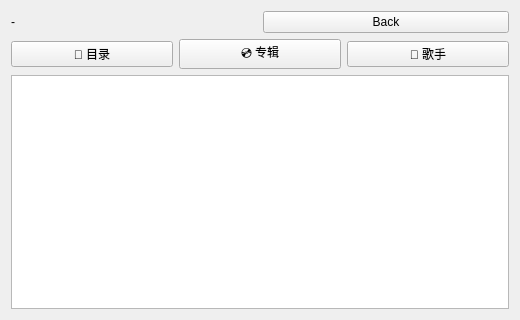
Old version of the form listwidget.ui in the repository Attention-C7/MusicPlayer.
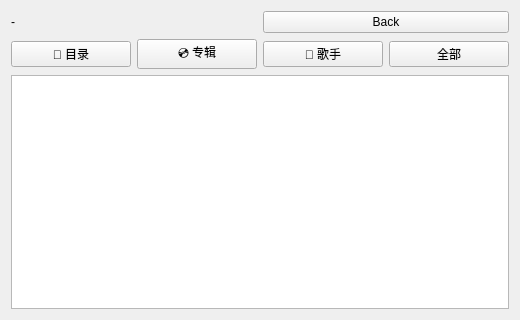
New version of the form.

Commit message: refactor: default FolderLoop, add All tab, sync mode with playlist

Diff of the .ui file:
```diff
--- a/listwidget.ui
+++ b/listwidget.ui
@@ -55,6 +55,13 @@
        </property>
       </widget>
      </item>
+     <item>
+      <widget class="QPushButton" name="btn_tab_all">
+       <property name="text">
+        <string>全部</string>
+       </property>
+      </widget>
+     </item>
     </layout>
    </item>
    <item>
```
The commit also changes 4 other files.
